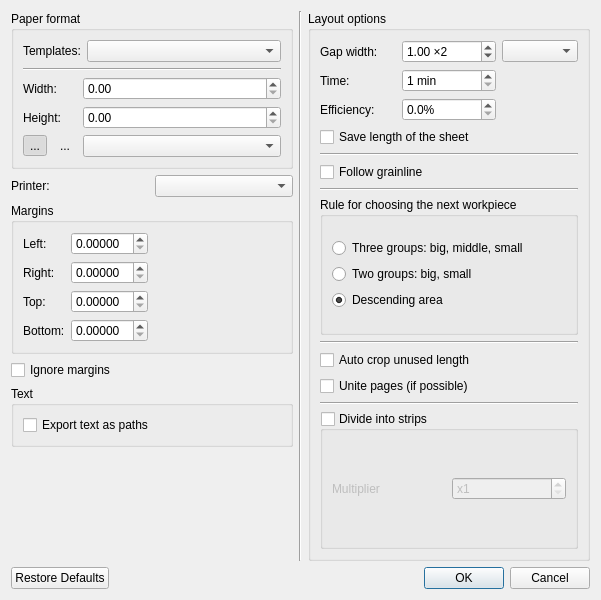
Qt form src/app/valentina/dialogs/dialoglayoutsettings.ui (OpnTec/fashionmaker) before a commit.
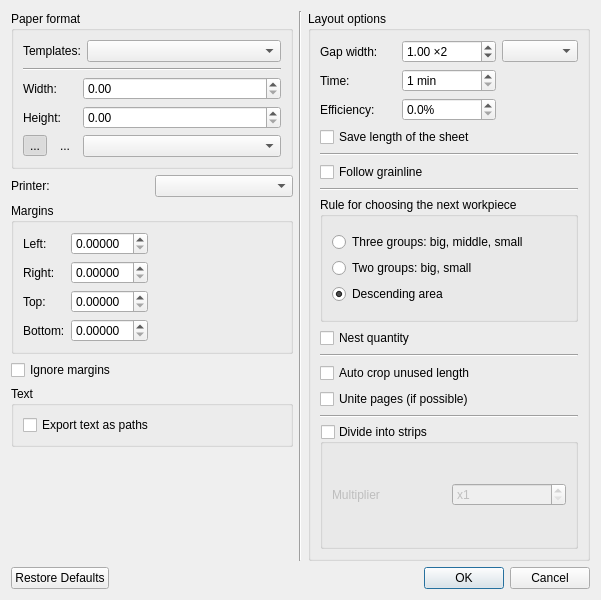
The same form after that commit. Icons and pictures are not drawn.

Commit message:
New layout option --nestQuantity.
branch : develop

What changed in the file:
```diff
--- a/src/app/valentina/dialogs/dialoglayoutsettings.ui
+++ b/src/app/valentina/dialogs/dialoglayoutsettings.ui
@@ -518,6 +518,16 @@
           </layout>
          </widget>
         </item>
+        <item>
+         <widget class="QCheckBox" name="checkBoxNestQuantity">
+          <property name="toolTip">
+           <string>Nest quantity of copies according to piece settings.</string>
+          </property>
+          <property name="text">
+           <string>Nest quantity</string>
+          </property>
+         </widget>
+        </item>
         <item>
          <widget class="Line" name="line_4">
           <property name="orientation">
```
The commit also changes 21 other files.
